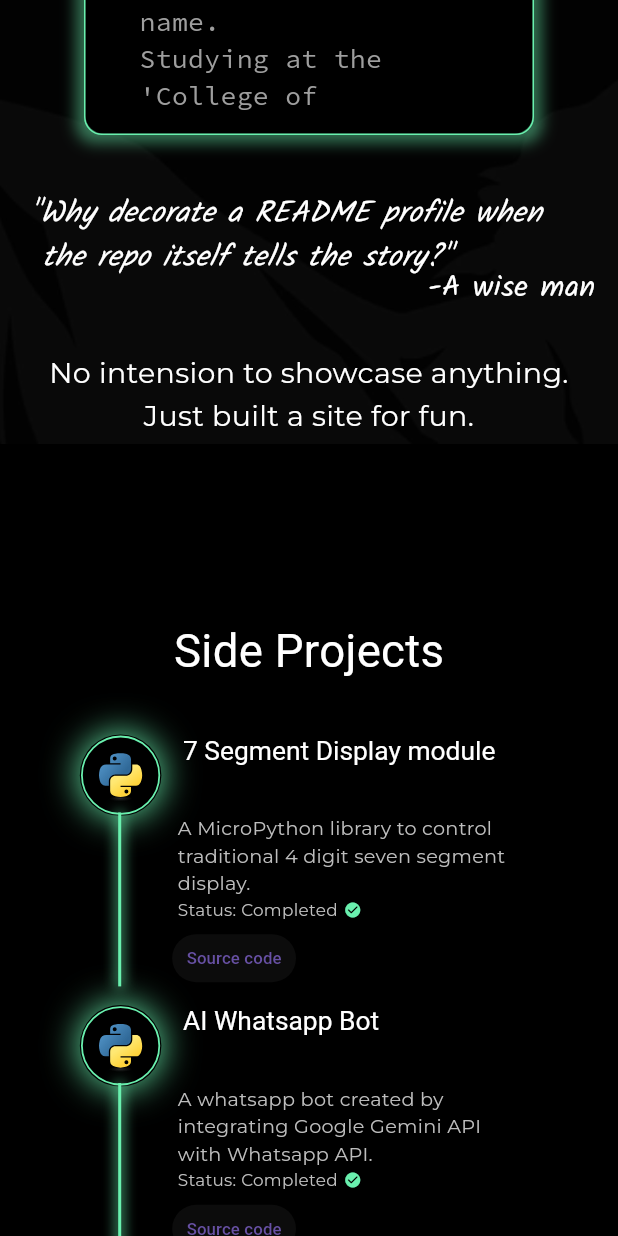
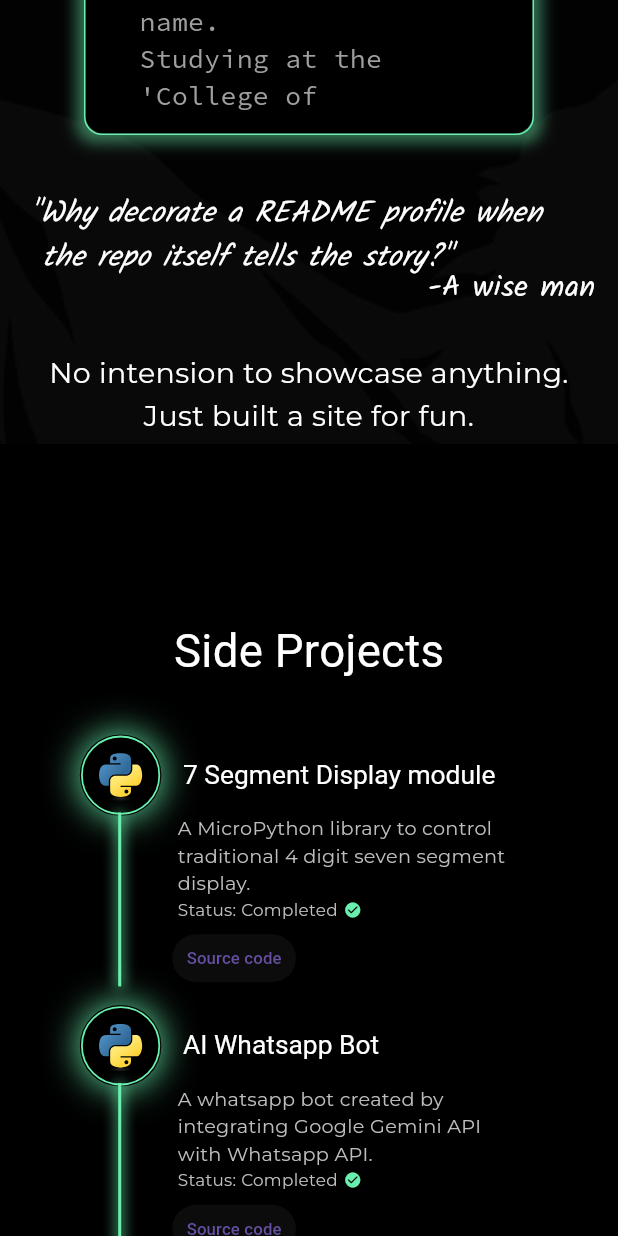
Before and after one commit to heckmon/not_a_portfolio, a Flutter app: the screen it shows after launch, scrolled down 576 dp, on a phone screen of 412 x 824 dp. Run offline on Flutter 3.47's test engine with Material 3 defaults, Android fonts, the phone set to English and light mode, and no system bars; our stand-ins replace animated_text_kit, flutter_animate, flutter_svg, font_awesome_flutter, google_fonts, responsive_framework and 1 more; missing offline and left inert: web_smooth_scroll.

Commit message:
feat: Change projectTile title layout from Wrap to Row for better alignment

```diff
--- a/lib/widgets/widgets.dart
+++ b/lib/widgets/widgets.dart
@@ -458,7 +458,7 @@ Widget projectTile(
           color: textColorAnimation.value,
           fontSize: 22
         ),
-        title: Wrap(
+        title: Row(
           spacing: 19,
           children: [
             Container(
```
